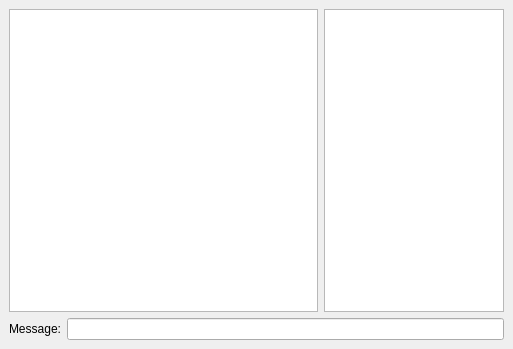
heftyy/simple-qt-chat, file src/client/dialog/chatdialog.ui: the form before one commit.
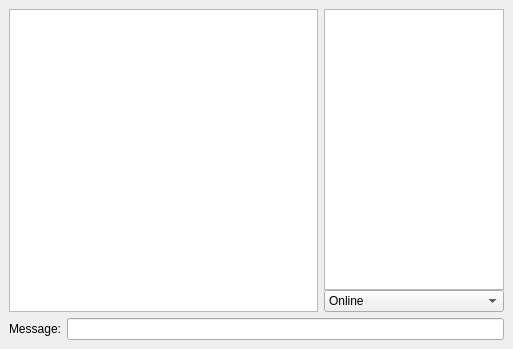
The form after the commit.

```diff
--- a/src/client/dialog/chatdialog.ui
+++ b/src/client/dialog/chatdialog.ui
@@ -38,6 +38,14 @@
                         </widget>
                     </item>
                     <item>
+                        <layout class="QVBoxLayout" >
+                            <property name="margin" >
+                                <number>0</number>
+                            </property>
+                            <property name="spacing" >
+                                <number>0</number>
+                            </property>
+                            <item>
                         <widget class="QListWidget" name="userListWidget" >
                             <property name="maximumSize" >
                                 <size>
@@ -49,6 +57,30 @@
                                 <enum>Qt::NoFocus</enum>
                             </property>
                         </widget>
+                            </item>
+                            <item>
+                                <widget class="QComboBox" name="userStatus">
+                                    <property name="editable">
+                                        <bool>false</bool>
+                                    </property>
+                                    <item>
+                                        <property name="text">
+                                            <string>Online</string>
+                                        </property>
+                                    </item>
+                                    <item>
+                                        <property name="text">
+                                            <string>Away</string>
+                                        </property>
+                                    </item>
+                                    <item>
+                                        <property name="text">
+                                            <string>Busy</string>
+                                        </property>
+                                    </item>
+                                </widget>
+                            </item>
+                        </layout>
                     </item>
                 </layout>
             </item>
```
Lines whose indentation alone changed are shown as unchanged.
